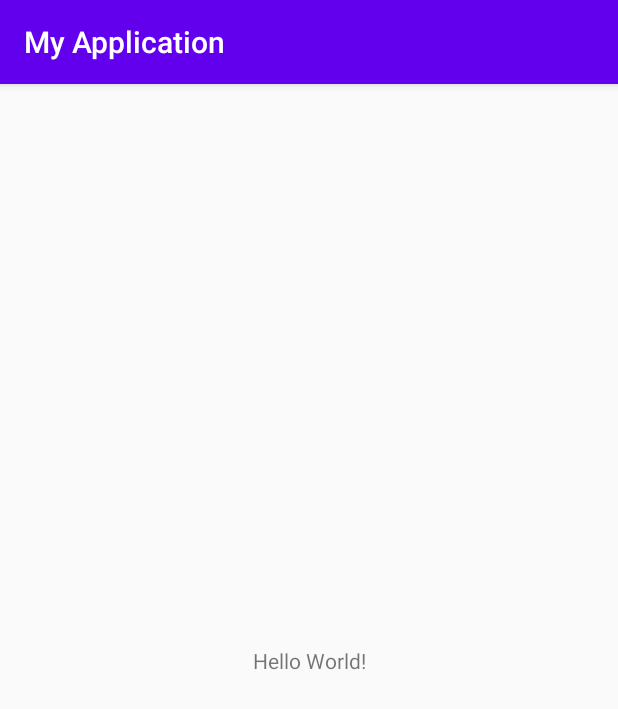
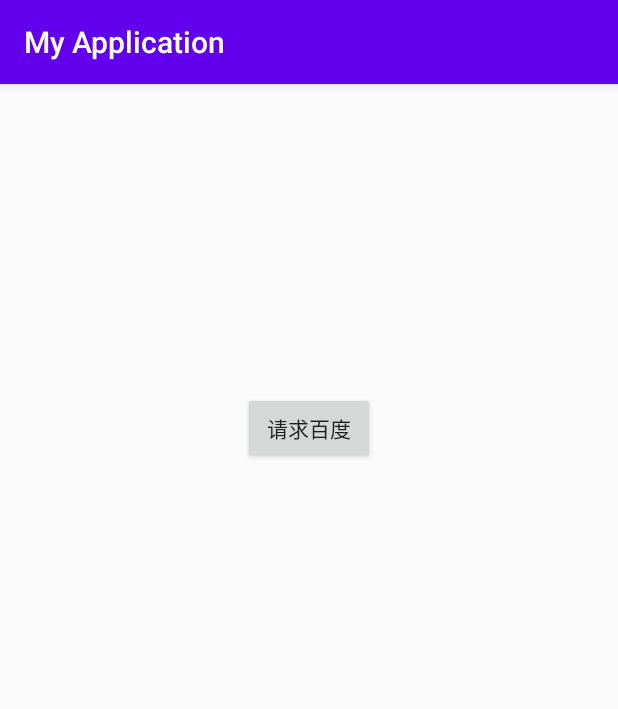
Before and after one commit to yongniuniu/AndoridProject, an Android app: the screen it shows after launch (MainActivity), on a phone screen of 412 x 824 dp. Shown: the top 709 px of the screen. Run offline under Robolectric (Android 15) with nearby library versions, the phone set to English and light mode, and no system bars.

Commit message:
第一节课

```diff
--- a/app/src/main/AndroidManifest.xml
+++ b/app/src/main/AndroidManifest.xml
@@ -1,7 +1,7 @@
 <?xml version="1.0" encoding="utf-8"?>
 <manifest xmlns:android="http://schemas.android.com/apk/res/android"
     package="com.example.myapplication">
-
+ <uses-permission android:name="android.permission.INTERNET"></uses-permission>
     <application
         android:allowBackup="true"
         android:icon="@mipmap/ic_launcher"
--- a/app/src/main/java/com/example/myapplication/MainActivity.java
+++ b/app/src/main/java/com/example/myapplication/MainActivity.java
@@ -3,6 +3,9 @@ package com.example.myapplication;
 import androidx.appcompat.app.AppCompatActivity;
 
 import android.os.Bundle;
+import android.view.View;
+
+import java.util.concurrent.ExecutionException;
 
 public class MainActivity extends AppCompatActivity {
 
@@ -11,4 +14,7 @@ public class MainActivity extends AppCompatActivity {
         super.onCreate(savedInstanceState);
         setContentView(R.layout.activity_main);
     }
+    public void tetsgetRequest(View view) throws ExecutionException, InterruptedException {
+        System.out.println(OkHttpUtil.getReuest("https://www.baidu.com"));
+    }
 }
--- a/app/src/main/res/layout/activity_main.xml
+++ b/app/src/main/res/layout/activity_main.xml
@@ -6,13 +6,14 @@
     android:layout_height="match_parent"
     tools:context=".MainActivity">
 
-    <TextView
+    <Button
+        android:id="@+id/button"
         android:layout_width="wrap_content"
         android:layout_height="wrap_content"
-        android:text="Hello World!"
-        app:layout_constraintBottom_toBottomOf="parent"
-        app:layout_constraintLeft_toLeftOf="parent"
-        app:layout_constraintRight_toRightOf="parent"
+        android:layout_marginTop="205dp"
+        android:text="请求百度"
+        android:onClick="tetsgetRequest"
+        app:layout_constraintEnd_toEndOf="parent"
+        app:layout_constraintStart_toStartOf="parent"
         app:layout_constraintTop_toTopOf="parent" />
-
 </androidx.constraintlayout.widget.ConstraintLayout>
```
Also changed, not shown: app/src/main/java/com/example/myapplication/OkHttpUtil.java (+21 -3 lines).
